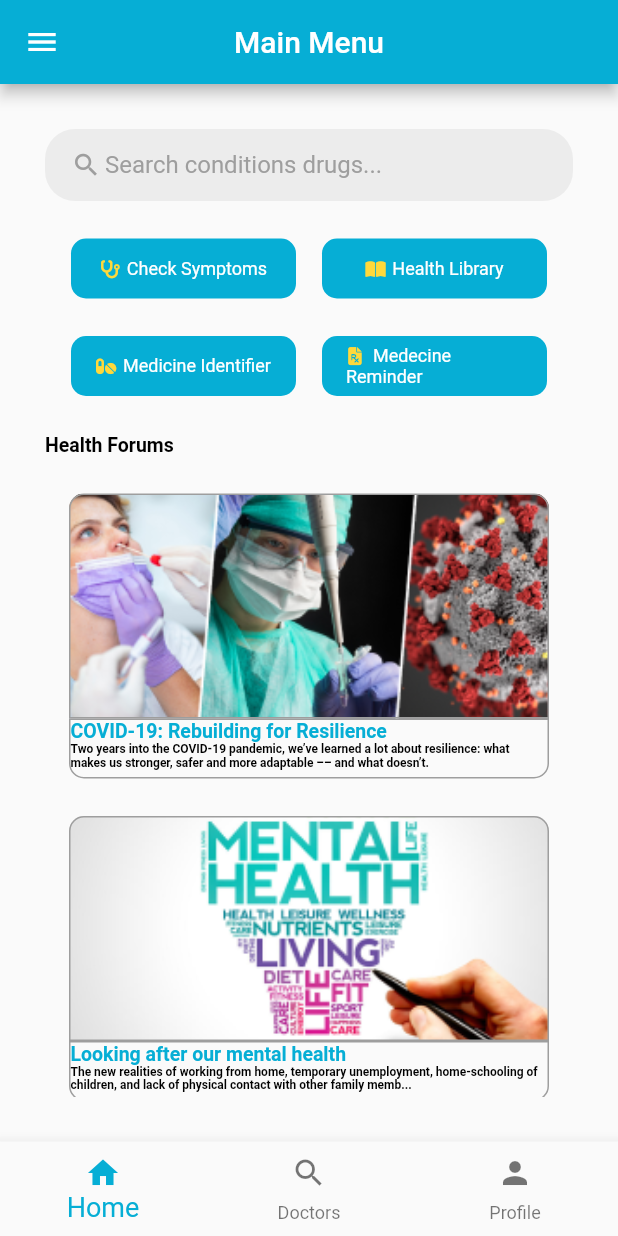
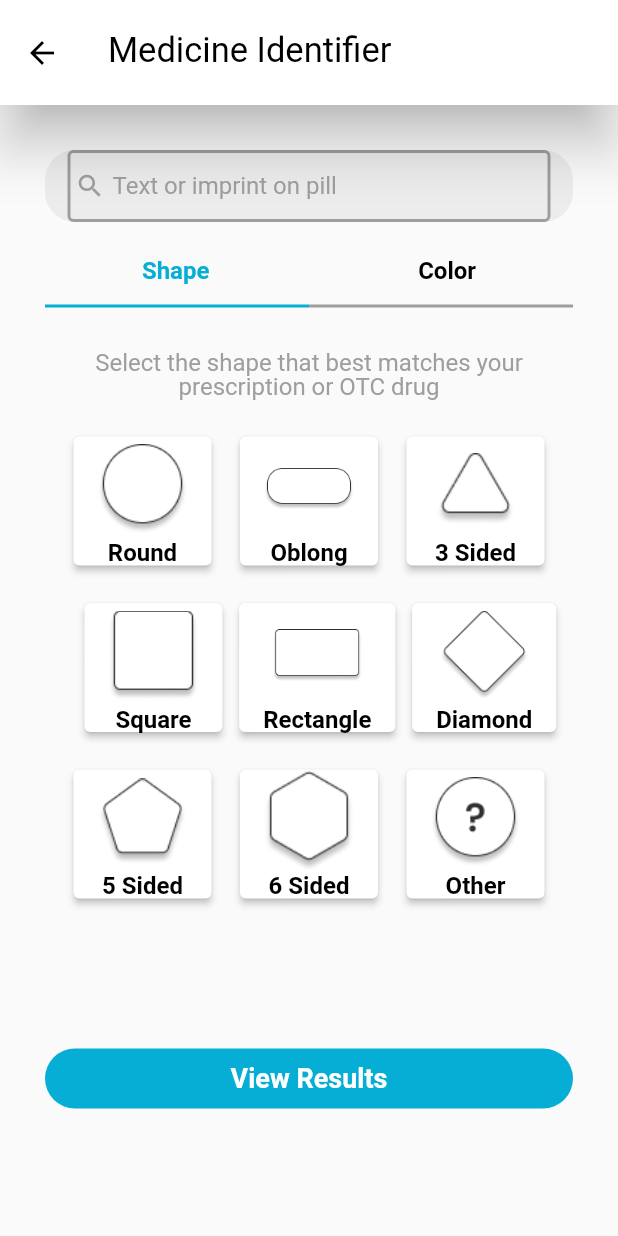
Before and after one commit to denverthjhay/DAN, a Flutter app: the mainmenuWidget screen opened directly, after a tap on an icon or button, on a phone screen of 412 x 824 dp. Run offline on Flutter 3.47's test engine with Material 2 defaults, Android fonts, the phone set to English and light mode, and no system bars; our stand-ins replace font_awesome_flutter; Roboto replaces fonts that are missing (DM Sans).

Commit message:
MI and SS Completion

```diff
--- a/digital_aid_nurse/lib/getstarted.dart
+++ b/digital_aid_nurse/lib/getstarted.dart
@@ -57,8 +57,7 @@ class _GetstartedscreenWidgetState extends State<GetstartedscreenWidget> {
                   color: Color.fromRGBO(255, 255, 255, 1),
                   fontFamily: 'DM Sans',
                   fontSize: 23,
-                  letterSpacing:
-                      0 /*percentages not used in flutter. defaulting to zero*/,
+                  letterSpacing: 0,
                   fontWeight: FontWeight.normal,
                   height: 1),
             ),
--- a/digital_aid_nurse/lib/mainmenu.dart
+++ b/digital_aid_nurse/lib/mainmenu.dart
@@ -1,5 +1,7 @@
 import 'package:flutter/material.dart';
 import 'package:font_awesome_flutter/font_awesome_flutter.dart';
+import './symptomschecker.dart';
+import './medicineidentifier.dart';
 
 class mainmenuWidget extends StatefulWidget {
   @override
@@ -58,7 +60,7 @@ class _mainmenuWidgetState extends State<mainmenuWidget> {
                           Navigator.push(
                             context,
                             MaterialPageRoute(
-                                builder: (context) => mainmenuWidget()),
+                                builder: (context) => symptomscheckerWidget()),
                           );
                         },
                         child: RichText(
@@ -148,7 +150,8 @@ class _mainmenuWidgetState extends State<mainmenuWidget> {
                           Navigator.push(
                             context,
                             MaterialPageRoute(
-                                builder: (context) => mainmenuWidget()),
+                                builder: (context) =>
+                                    medicineidentifierWidget()),
                           );
                         },
                         child: RichText(
@@ -407,7 +410,7 @@ class _mainmenuWidgetState extends State<mainmenuWidget> {
               label: 'Home',
             ),
             BottomNavigationBarItem(
-              icon: Icon(Icons.search),
+              icon: Icon(FontAwesomeIcons.userDoctor),
               label: 'Doctors',
             ),
             BottomNavigationBarItem(
@@ -458,9 +461,14 @@ AppBar toBuildAppBar() {
     backgroundColor: Color.fromRGBO(6, 174, 213, 1),
     centerTitle: true,
     automaticallyImplyLeading: true,
-    title: const Text(
-      "Main Menu",
-    ),
+    title: const Text("Main Menu",
+        style: TextStyle(
+            color: Color.fromRGBO(255, 255, 255, 1),
+            fontFamily: 'DM Sans',
+            fontSize: 23,
+            letterSpacing: 0,
+            fontWeight: FontWeight.normal,
+            height: 1)),
   );
 }
 
--- /dev/null
+++ b/digital_aid_nurse/lib/medicineidentifier.dart
@@ -0,0 +1,413 @@
+import 'package:flutter/material.dart';
+
+class medicineidentifierWidget extends StatefulWidget {
+  @override
+  _medicineidentifierWidgetState createState() =>
+      _medicineidentifierWidgetState();
+}
+
+class _medicineidentifierWidgetState extends State<medicineidentifierWidget> {
+  @override
+  Widget build(BuildContext context) {
+    return Scaffold(
+      appBar: toBuildAppBar(),
+      body: Padding(
+        padding: const EdgeInsets.all(30),
+        child: SingleChildScrollView(
+          child: Column(
+            children: [
+              searchBox(),
+              const SizedBox(
+                height: 25,
+              ),
+              Row(mainAxisAlignment: MainAxisAlignment.spaceEvenly, children: [
+                Text(
+                  'Shape',
+                  textAlign: TextAlign.center,
+                  style: TextStyle(
+                      color: Color.fromRGBO(6, 174, 213, 1),
+                      fontFamily: 'DM Sans',
+                      fontSize: 16,
+                      letterSpacing: 0,
+                      fontWeight: FontWeight.bold,
+                      height: 1),
+                ),
+                const SizedBox(
+                  width: 10,
+                ),
+                Text(
+                  'Color',
+                  textAlign: TextAlign.center,
+                  style: TextStyle(
+                      color: Colors.black,
+                      fontFamily: 'DM Sans',
+                      fontSize: 16,
+                      letterSpacing: 0,
+                      fontWeight: FontWeight.bold,
+                      height: 1),
+                ),
+              ]),
+              const SizedBox(
+                height: 5,
+              ),
+              Row(children: <Widget>[
+                Expanded(
+                  child: new Container(
+                      child: Divider(
+                    height: 20,
+                    thickness: 2,
+                    // indent: 20,
+                    // endIndent: 0,
+                    color: Color.fromRGBO(6, 174, 213, 1),
+                  )),
+                ),
+                Expanded(
+                  child: new Container(
+                      child: Divider(
+                    height: 20,
+                    thickness: 2,
+                    //indent: 20,
+                    //endIndent: 20,
+                    color: Colors.grey,
+                  )),
+                ),
+              ]),
+              const SizedBox(
+                height: 20,
+              ),
+              Text(
+                'Select the shape that best matches your prescription or OTC drug ',
+                textAlign: TextAlign.center,
+                style: TextStyle(
+                    color: Colors.grey,
+                    fontFamily: 'DM Sans',
+                    fontSize: 16,
+                    letterSpacing: 0,
+                    fontWeight: FontWeight.normal,
+                    height: 1),
+              ),
+              const SizedBox(
+                height: 25,
+              ),
+              Row(
+                mainAxisAlignment: MainAxisAlignment.spaceEvenly,
+                children: [
+                  ElevatedButton(
+                    style: ElevatedButton.styleFrom(primary: Colors.white),
+                    onPressed: () {},
+                    child: Column(
+                      mainAxisAlignment: MainAxisAlignment.center,
+                      children: [
+                        Image.asset(
+                          'assets/images/Ellipse101.png',
+                          width: 60,
+                          height: 70,
+                        ),
+                        const Text(
+                          'Round',
+                          style: TextStyle(
+                              color: Colors.black,
+                              fontFamily: 'DM Sans',
+                              fontSize: 16,
+                              letterSpacing: 0,
+                              fontWeight: FontWeight.bold,
+                              height: 1),
+                        ),
+                      ],
+                    ),
+                  ),
+                  ElevatedButton(
+                    style: ElevatedButton.styleFrom(primary: Colors.white),
+                    onPressed: () {},
+                    child: Column(
+                      mainAxisAlignment: MainAxisAlignment.center,
+                      children: [
+                        Image.asset(
+                          'assets/images/Ellipse102.png',
+                          width: 60,
+                          height: 70,
+                        ),
+                        const Text(
+                          'Oblong',
+                          style: TextStyle(
+                              color: Colors.black,
+                              fontFamily: 'DM Sans',
+                              fontSize: 16,
+                              letterSpacing: 0,
+                              fontWeight: FontWeight.bold,
+                              height: 1),
+                        ),
+                      ],
+                    ),
+                  ),
+                  ElevatedButton(
+                    style: ElevatedButton.styleFrom(primary: Colors.white),
+                    onPressed: () {},
+                    child: Column(
+                      mainAxisAlignment: MainAxisAlignment.center,
+                      children: [
+                        Image.asset(
+                          'assets/images/Ellipse103.png',
+                          width: 60,
+                          height: 70,
+                        ),
+                        const Text(
+                          '3 Sided',
+                          style: TextStyle(
+                              color: Colors.black,
+                              fontFamily: 'DM Sans',
+                              fontSize: 16,
+                              letterSpacing: 0,
+                              fontWeight: FontWeight.bold,
+                              height: 1),
+                        ),
+                      ],
+                    ),
+                  ),
+                ],
+              ),
+              const SizedBox(
+                height: 25,
+              ),
+              Row(
+                mainAxisAlignment: MainAxisAlignment.spaceEvenly,
+                children: [
+                  const SizedBox(
+                    width: 4,
+                  ),
+                  ElevatedButton(
+                    style: ElevatedButton.styleFrom(primary: Colors.white),
+                    onPressed: () {},
+                    child: Column(
+                      mainAxisAlignment: MainAxisAlignment.center,
+                      children: [
+                        Image.asset(
+                          'assets/images/Ellipse104.png',
+                          width: 60,
+                          height: 70,
+                        ),
+                        const Text(
+                          'Square',
+                          style: TextStyle(
+                              color: Colors.black,
+                              fontFamily: 'DM Sans',
+                              fontSize: 16,
+                              letterSpacing: 0,
+                              fontWeight: FontWeight.bold,
+                              height: 1),
+                        ),
+                      ],
+                    ),
+                  ),
+                  ElevatedButton(
+                    style: ElevatedButton.styleFrom(primary: Colors.white),
+                    onPressed: () {},
+                    child: Column(
+                      mainAxisAlignment: MainAxisAlignment.center,
+                      children: [
+                        Image.asset(
+                          'assets/images/Ellipse105.png',
+                          width: 60,
+                          height: 70,
+                        ),
+                        const Text(
+                          'Rectangle',
+                          style: TextStyle(
+                              color: Colors.black,
+                              fontFamily: 'DM Sans',
+                              fontSize: 16,
+                              letterSpacing: 0,
+                              fontWeight: FontWeight.bold,
+                              height: 1),
+                        ),
+                      ],
+                    ),
+                  ),
+                  ElevatedButton(
+                    style: ElevatedButton.styleFrom(primary: Colors.white),
+                    onPressed: () {},
+                    child: Column(
+                      mainAxisAlignment: MainAxisAlignment.center,
+                      children: [
+                        Image.asset(
+                          'assets/images/Ellipse106.png',
+                          width: 60,
+                          height: 70,
+                        ),
+                        const Text(
+                          'Diamond',
+                          style: TextStyle(
+                              color: Colors.black,
+                              fontFamily: 'DM Sans',
+                              fontSize: 16,
+                              letterSpacing: 0,
+                              fontWeight: FontWeight.bold,
+                              height: 1),
+                        ),
+                      ],
+                    ),
+                  ),
+                ],
+              ),
+              const SizedBox(
+                height: 25,
+              ),
+              Row(
+                mainAxisAlignment: MainAxisAlignment.spaceEvenly,
+                children: [
+                  ElevatedButton(
+                    style: ElevatedButton.styleFrom(primary: Colors.white),
+                    onPressed: () {},
+                    child: Column(
+                      mainAxisAlignment: MainAxisAlignment.center,
+                      children: [
+                        Image.asset(
+                          'assets/images/Ellipse107.png',
+                          width: 60,
+                          height: 70,
+                        ),
+                        const Text(
+                          '5 Sided',
+                          style: TextStyle(
+                              color: Colors.black,
+                              fontFamily: 'DM Sans',
+                              fontSize: 16,
+                              letterSpacing: 0,
+                              fontWeight: FontWeight.bold,
+                              height: 1),
+                        ),
+                      ],
+                    ),
+                  ),
+                  ElevatedButton(
+                    style: ElevatedButton.styleFrom(primary: Colors.white),
+                    onPressed: () {},
+                    child: Column(
+                      mainAxisAlignment: MainAxisAlignment.center,
+                      children: [
+                        Image.asset(
+                          'assets/images/Ellipse108.png',
+                          width: 60,
+                          height: 70,
+                        ),
+                        const Text(
+                          '6 Sided',
+                          style: TextStyle(
+                              color: Colors.black,
+                              fontFamily: 'DM Sans',
+                              fontSize: 16,
+                              letterSpacing: 0,
+                              fontWeight: FontWeight.bold,
+                              height: 1),
+                        ),
+                      ],
+                    ),
+                  ),
+                  ElevatedButton(
+                    style: ElevatedButton.styleFrom(primary: Colors.white),
+                    onPressed: () {},
+                    child: Column(
+                      mainAxisAlignment: MainAxisAlignment.center,
+                      children: [
+                        Image.asset(
+                          'assets/images/Ellipse109.png',
+                          width: 60,
+                          height: 70,
+                        ),
+                        const Text(
+                          'Other',
+                          style: TextStyle(
+                              color: Colors.black,
+                              fontFamily: 'DM Sans',
+                              fontSize: 16,
+                              letterSpacing: 0,
+                              fontWeight: FontWeight.bold,
+                              height: 1),
+                        ),
+                      ],
+                    ),
+                  ),
+                ],
+              ),
+              const SizedBox(
+                height: 100,
+              ),
+              Container(
+                height: 40,
+                width: double.infinity,
+                decoration: BoxDecoration(
+                  borderRadius: BorderRadius.circular(20.0),
+                  color: Color.fromRGBO(6, 174, 213, 1),
+                ),
+                child: MaterialButton(
+                  onPressed: () {},
+                  child: const Text(
+                    "View Results",
+                    style: TextStyle(
+                      fontFamily: 'DM Sans',
+                      fontSize: 18,
+                      color: Colors.white,
+                      fontWeight: FontWeight.bold,
+                    ),
+                  ),
+                ),
+              ),
+            ],
+          ),
+        ),
+      ),
+    );
+  }
+}
+
+Widget searchBox() {
+  return Container(
+    padding: EdgeInsets.symmetric(horizontal: 15),
+    decoration: BoxDecoration(
+      color: Color.fromARGB(235, 235, 235, 235),
+      borderRadius: BorderRadius.circular(20),
+    ),
+    child: TextField(
+      // onChanged: (value) => searchYourToDo(value),
+      decoration: InputDecoration(
+        enabledBorder: OutlineInputBorder(
+          borderSide: BorderSide(width: 2, color: Colors.grey),
+        ),
+        contentPadding: EdgeInsets.all(10),
+        prefixIcon: Icon(
+          Icons.search,
+          color: Colors.grey,
+          size: 20,
+        ),
+        prefixIconConstraints: BoxConstraints(
+          maxHeight: 30,
+          minWidth: 30,
+        ),
+        border: InputBorder.none,
+        hintText: 'Text or imprint on pill ',
+        hintStyle: TextStyle(color: Colors.grey),
+      ),
+    ),
+  );
+}
+
+AppBar toBuildAppBar() {
+  return AppBar(
+    elevation: 15,
+    toolbarHeight: 70,
+    iconTheme: IconThemeData(
+      color: Colors.black,
+    ),
+    backgroundColor: Color.fromRGBO(255, 255, 255, 1),
+    centerTitle: false,
+    automaticallyImplyLeading: true,
+    title: const Text("Medicine Identifier",
+        style: TextStyle(
+            color: Colors.black,
+            fontFamily: 'DM Sans',
+            fontSize: 23,
+            letterSpacing: 0,
+            fontWeight: FontWeight.normal,
+            height: 1)),
+  );
+}
--- /dev/null
+++ b/digital_aid_nurse/lib/symptomschecker.dart
@@ -0,0 +1,94 @@
+import 'package:flutter/material.dart';
+
+class symptomscheckerWidget extends StatefulWidget {
+  @override
+  _symptomscheckerWidgetState createState() => _symptomscheckerWidgetState();
+}
+
+class _symptomscheckerWidgetState extends State<symptomscheckerWidget> {
+  @override
+  Widget build(BuildContext context) {
+    return Scaffold(
+      appBar: toBuildAppBar(),
+      body: Padding(
+        padding: const EdgeInsets.all(30),
+        child: SingleChildScrollView(
+          child: Column(
+            children: [
+              searchBox(),
+              const SizedBox(
+                height: 250,
+              ),
+              Align(
+                alignment: Alignment.center,
+                child: Text(
+                  'Use the search field above to check for current symptoms you are having',
+                  textAlign: TextAlign.center,
+                  style: TextStyle(
+                      color: Colors.black,
+                      fontFamily: 'DM Sans',
+                      fontSize: 16,
+                      letterSpacing: 0,
+                      fontWeight: FontWeight.normal,
+                      height: 1),
+                ),
+              ),
+            ],
+          ),
+        ),
+      ),
+    );
+  }
+}
+
+Widget searchBox() {
+  return Container(
+    padding: EdgeInsets.symmetric(horizontal: 15),
+    decoration: BoxDecoration(
+      color: Color.fromARGB(235, 235, 235, 235),
+      borderRadius: BorderRadius.circular(20),
+    ),
+    child: TextField(
+      // onChanged: (value) => searchYourToDo(value),
+      decoration: InputDecoration(
+        enabledBorder: OutlineInputBorder(
+          borderSide: BorderSide(width: 2, color: Colors.grey),
+        ),
+        contentPadding: EdgeInsets.all(10),
+        prefixIcon: Icon(
+          Icons.search,
+          color: Colors.grey,
+          size: 20,
+        ),
+        prefixIconConstraints: BoxConstraints(
+          maxHeight: 30,
+          minWidth: 30,
+        ),
+        border: InputBorder.none,
+        hintText: 'Search conditions drugs...',
+        hintStyle: TextStyle(color: Colors.grey),
+      ),
+    ),
+  );
+}
+
+AppBar toBuildAppBar() {
+  return AppBar(
+    elevation: 15,
+    toolbarHeight: 70,
+    iconTheme: IconThemeData(
+      color: Colors.black,
+    ),
+    backgroundColor: Color.fromRGBO(255, 255, 255, 1),
+    centerTitle: false,
+    automaticallyImplyLeading: true,
+    title: const Text("Check Symptoms",
+        style: TextStyle(
+            color: Colors.black,
+            fontFamily: 'DM Sans',
+            fontSize: 23,
+            letterSpacing: 0,
+            fontWeight: FontWeight.normal,
+            height: 1)),
+  );
+}
```
Also changed, not shown: digital_aid_nurse/pubspec.yaml (+9 -0 lines), digital_aid_nurse/assets/images/Ellipse101.png (added), digital_aid_nurse/assets/images/Ellipse102.png (added), digital_aid_nurse/assets/images/Ellipse103.png (added), digital_aid_nurse/assets/images/Ellipse104.png (added), digital_aid_nurse/assets/images/Ellipse105.png (added), digital_aid_nurse/assets/images/Ellipse106.png (added), digital_aid_nurse/assets/images/Ellipse107.png (added), digital_aid_nurse/assets/images/Ellipse108.png (added), digital_aid_nurse/assets/images/Ellipse109.png (added).
